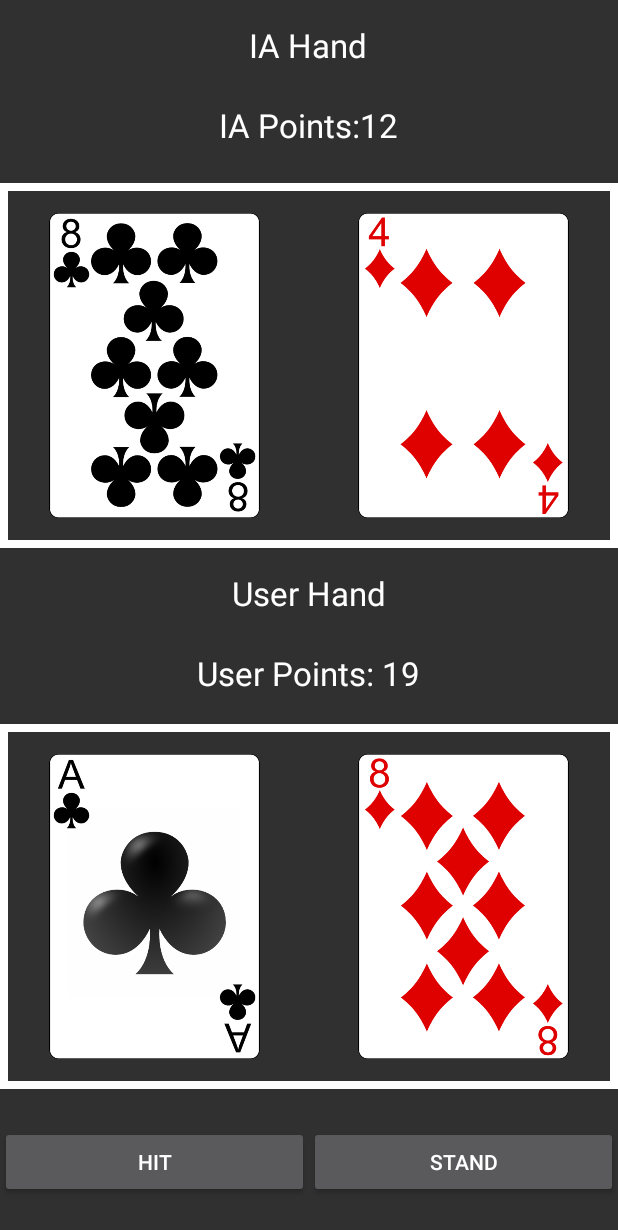
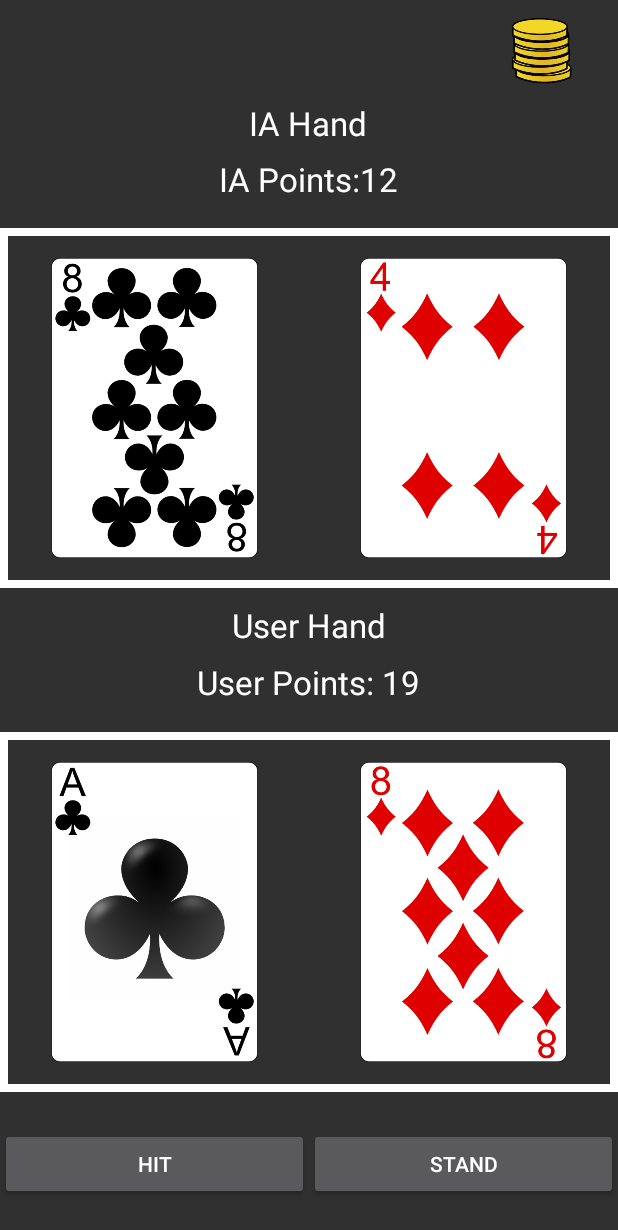
Before and after one commit to NetoPedro/BlackjackAndroid, an Android app: the GameScreenActivity screen opened directly, with no data from a screen before it, on a phone screen of 412 x 824 dp. Shown: the top 1230 px of the screen. Run offline under Robolectric (Android 15) with nearby library versions, the phone set to English and light mode, and no system bars; libraries missing offline, so code that uses them is left out: cn.pedant; 1 statement that could not run was skipped.

Commit message:
Points System implementation continuation

```diff
--- a/app/src/main/java/com/trimteam/blackjack/GameScreenActivity.java
+++ b/app/src/main/java/com/trimteam/blackjack/GameScreenActivity.java
@@ -22,11 +22,17 @@ public class GameScreenActivity extends AppCompatActivity {
     GridLayout IAHandGrid, userHandGrid;
     LinearLayout parentLayout;
     Button hitButton, standButton;
-    TextView userPointsText, iaPointsText;
+    TextView userPointsText, iaPointsText, coinsText;
+
+
     @Override
     protected void onCreate(Bundle savedInstanceState) {
         super.onCreate(savedInstanceState);
         setContentView(R.layout.activity_game_screen);
+        coinsText = (TextView) findViewById(R.id.pointsText);
+        Intent i = getIntent();
+        Bundle bundle = i.getExtras();
+        coinsText.setText(bundle.getString("points"));
         mediaPlayer = MediaPlayer.create(this,R.raw.card_slide6);
         userPointsText = (TextView) findViewById(R.id.userPointsInfoTextView);
         iaPointsText = (TextView) findViewById(R.id.iaPointsInfoTextView);
--- a/app/src/main/java/com/trimteam/blackjack/MenuActivity.java
+++ b/app/src/main/java/com/trimteam/blackjack/MenuActivity.java
@@ -65,8 +65,13 @@ public class MenuActivity extends AppCompatActivity {
         mPreferences = getSharedPreferences("preferences", 0);
         Date date = new Date();
         date.setTime(System.currentTimeMillis());
+        if (mPreferences.getBoolean("firstrun", true)) {
+            // Do first run stuff here then set 'firstrun' as false
+            // using the following line to edit/commit prefs
+            mPreferences.edit().putBoolean("firstrun", false).commit();
+            points = STARTING_COINS;
+        }
         int  day = 0, month = 0, year = 0;
-        if(mPreferences!=null) {
             mPreferences.getInt("points", points);
             mPreferences.getInt("day", day);
             mPreferences.getInt("month", month);
@@ -74,10 +79,7 @@ public class MenuActivity extends AppCompatActivity {
             if(day!=date.getDay()){
                 points  += BONUS_POINTS;
             }
-        }
-        else{
-            points = STARTING_COINS;
-        }
+
 
         mPreferences.edit().putInt("day", date.getDay());
         mPreferences.edit().putInt("month", date.getMonth());
@@ -114,8 +116,8 @@ public class MenuActivity extends AppCompatActivity {
             @Override
             public void onClick(View view) {
                 Intent i = new Intent(MenuActivity.this, GameScreenActivity.class);
-                i.putExtra("points", points);
-                startActivity(i);
+                i.putExtra("points", points + "");
+                    startActivity(i);
                 overridePendingTransition(android.R.anim.fade_in, android.R.anim.fade_out);
                 outraAtividade = true;
             }
--- a/app/src/main/res/layout/activity_game_screen.xml
+++ b/app/src/main/res/layout/activity_game_screen.xml
@@ -6,24 +6,48 @@
     android:id="@+id/linear_layout_game_board"
     android:orientation="vertical"
     tools:context="com.trimteam.blackjack.GameScreenActivity">
+    <LinearLayout
+        android:layout_width="match_parent"
+        android:layout_height="0dp"
+        android:layout_weight="1"
+        android:layout_marginTop="10dp">
+        <TextView
+            android:layout_width="0dp"
+            android:layout_height="match_parent"
+            android:textAppearance="?android:attr/textAppearanceLarge"
+            android:textAlignment="viewEnd"
+            android:text=""
+            android:id="@+id/pointsText"
+            android:layout_weight="3"
+             />
+        <ImageView
+            android:layout_width="0dp"
+            android:src="@drawable/coin"
+            android:layout_height="match_parent"
+            android:layout_weight="1"
+            />
+    </LinearLayout>
+
 
     <TextView
         android:layout_width="wrap_content"
-        android:layout_height="wrap_content"
+        android:layout_height="0dp"
         android:textAppearance="?android:attr/textAppearanceLarge"
         android:text="IA Hand"
         android:id="@+id/textView"
-        android:layout_weight="0.5"
+        android:layout_weight="1"
+        android:paddingTop="10dp"
         android:layout_gravity="center"
-        android:paddingTop="15dp" />
+         />
     <TextView
         android:layout_width="wrap_content"
-        android:layout_height="wrap_content"
+        android:layout_height="0dp"
         android:textAppearance="?android:attr/textAppearanceLarge"
         android:text="IA Points"
         android:id="@+id/iaPointsInfoTextView"
-        android:layout_weight="0.5"
+        android:layout_weight="1"
         android:layout_gravity="center" />
+
     <GridLayout
         android:layout_width="match_parent"
         android:layout_height="0dp"
@@ -36,14 +60,14 @@
 
     <TextView
         android:layout_width="wrap_content"
-        android:layout_height="wrap_content"
+        android:layout_height="0dp"
         android:textAppearance="?android:attr/textAppearanceLarge"
         android:text="User Hand"
-        android:layout_weight="0.5"
+        android:layout_weight="1"
         android:id="@+id/textView2"
         android:layout_gravity="center"
         android:textAlignment="center"
-        android:paddingTop="15dp"/>
+        android:paddingTop="10dp"/>
     <TextView
         android:layout_width="wrap_content"
         android:layout_height="0dp"
```
Also changed, not shown: app/src/main/res/drawable/coin.png (added).
